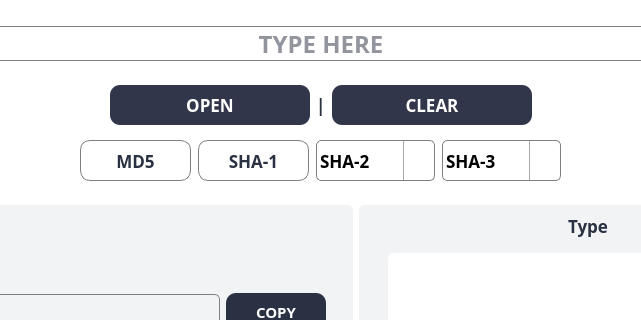
This is assets/ui/mainUI.ui in NicasioTn/Windows-ISAN-Security-Gizmo-Box as Qt 5 draws it before an edit; both pictures show x 417 to 1058 and y 179 to 499 of the 1280 by 720 pixel window. The edited form follows.
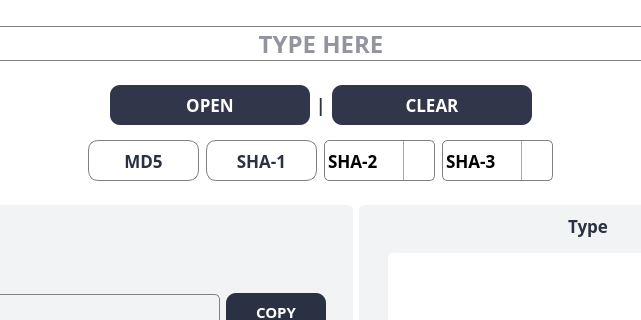
This is the edited form. The open tabs and pages were chosen to show the change. Icons and pictures are not drawn.

Commit message: update data show Malware

Patch:
```diff
--- a/assets/ui/mainUI.ui
+++ b/assets/ui/mainUI.ui
@@ -3637,7 +3637,7 @@
                              <widget class="QComboBox" name="dropdown_sha2">
                               <property name="minimumSize">
                                <size>
-                                <width>119</width>
+                                <width>101</width>
                                 <height>41</height>
                                </size>
                               </property>
@@ -3726,7 +3726,7 @@
                              <widget class="QComboBox" name="dropdown_sha3">
                               <property name="minimumSize">
                                <size>
-                                <width>119</width>
+                                <width>101</width>
                                 <height>41</height>
                                </size>
                               </property>
```
Left out of the diff: 2 changed lines with no effect on the pictures. The commit also changes 2 other files.
